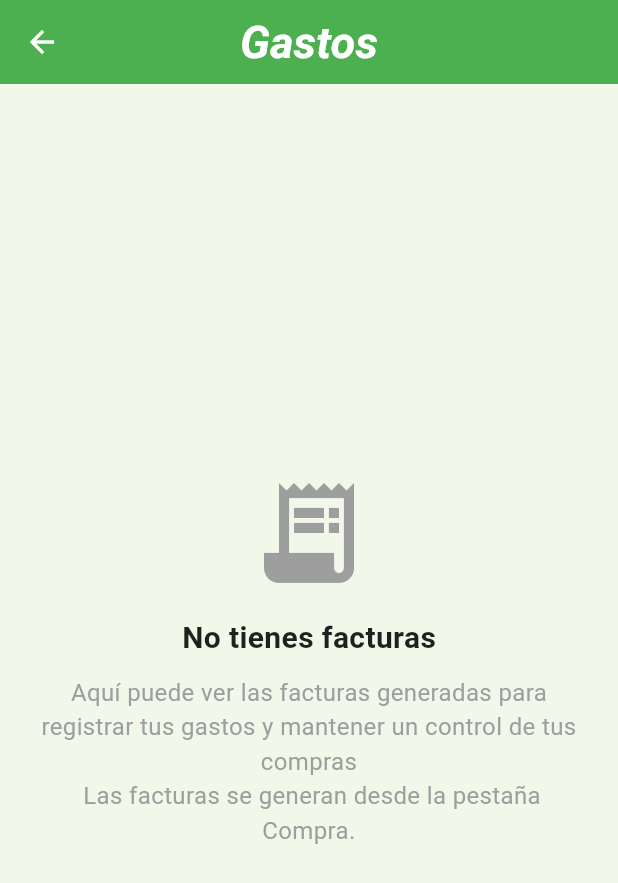
After one commit to DanielPiana/Proyecto_Compras, a Flutter app: the Gastos screen opened directly, on a phone screen of 412 x 824 dp. The commit adds this screen. Shown: the top 883 px of the screen. Run offline on Flutter 3.47's test engine with Material 3 defaults, Android fonts, the phone set to English and light mode, and no system bars; our stand-ins replace awesome_snackbar_content, file_picker, flutter_dotenv, flutter_speed_dial, image_picker, share_plus and 2 more; accounts and stored records are empty.

Commit message:
PlaceHolders para Gastos y Recetas añadidos

```diff
--- a/lib/Providers/facturaProvider.dart
+++ b/lib/Providers/facturaProvider.dart
@@ -12,6 +12,9 @@ class FacturaProvider extends ChangeNotifier {
 
   List<FacturaModel> _facturas = [];
   List<FacturaModel> get facturas => _facturas;
+
+  bool _isLoading = false;
+  bool get isLoading => _isLoading;
 
   FacturaProvider(this.database, this.userId);
 
@@ -93,6 +96,9 @@ class FacturaProvider extends ChangeNotifier {
   /// - Convierte los resultados en una lista de [FacturaModel]
   /// - Notifica a los listeners para actualizar la UI
   Future<void> cargarFacturas() async {
+    _isLoading = true;
+    notifyListeners();
+
     try {
       final facturasData = await database
           .from('facturas')
@@ -104,6 +110,7 @@ class FacturaProvider extends ChangeNotifier {
 
       for (var factura in facturasData) {
         final idFactura = factura['id'];
+
         final productosData = await database
             .from('producto_factura')
             .select('cantidad, preciounidad, productos(nombre)')
@@ -125,9 +132,11 @@ class FacturaProvider extends ChangeNotifier {
       }
 
       _facturas = cargadas;
-      notifyListeners();
     } catch (e) {
       debugPrint('Error al cargar facturas: $e');
+    } finally {
+      _isLoading = false;
+      notifyListeners();
     }
   }
 
--- a/lib/View/gastos.dart
+++ b/lib/View/gastos.dart
@@ -3,6 +3,7 @@ import 'package:provider/provider.dart';
 import 'package:supabase_flutter/supabase_flutter.dart';
 import '../Providers/facturaProvider.dart';
 import '../Providers/userProvider.dart';
+import '../Widgets/PlaceHolderFacturas.dart';
 import '../Widgets/awesomeSnackbar.dart';
 import '../l10n/app_localizations.dart';
 import 'package:awesome_snackbar_content/awesome_snackbar_content.dart' as asc;
@@ -93,6 +94,7 @@ class GastosState extends State<Gastos> {
   @override
   Widget build(BuildContext context) {
     final facturas = context.watch<FacturaProvider>().facturas;
+    final providerFactura = context.watch<FacturaProvider>();
     return Scaffold(
       // ---------- APP BAR ----------
       appBar: AppBar(
@@ -108,8 +110,10 @@ class GastosState extends State<Gastos> {
       ),
 
       // ---------- BODY ----------
-      body: facturas.isEmpty
+      body: providerFactura.isLoading
           ? const Center(child: CircularProgressIndicator())
+          : providerFactura.facturas.isEmpty
+          ? const PlaceholderFacturas()
           : ListView.builder(
         itemCount: facturas.length,
         itemBuilder: (context, index) {
--- a/lib/Widgets/PlaceHolderCompra.dart
+++ b/lib/Widgets/PlaceHolderCompra.dart
@@ -14,7 +14,7 @@ class PlaceholderCompra extends StatelessWidget {
             child: Column(
               mainAxisAlignment: MainAxisAlignment.center,
               children: [
-                const Icon(Icons.shopping_cart, size: 80, color: Colors.grey),
+                const Icon(Icons.shopping_cart, size: 60, color: Colors.grey),
                 const SizedBox(height: 16),
                 Text(
                   AppLocalizations.of(context)!.shopping_placeholder_title,
@@ -37,8 +37,7 @@ class PlaceholderCompra extends StatelessWidget {
           ),
         ),
         Positioned(
-          top: 16,
-          right: 8,
+          right: -10,
           child: IgnorePointer(
             ignoring: true,
             child: FloatingActionButton.extended(
--- /dev/null
+++ b/lib/Widgets/PlaceHolderFacturas.dart
@@ -0,0 +1,37 @@
+import 'package:flutter/material.dart';
+import '../l10n/app_localizations.dart';
+
+class PlaceholderFacturas extends StatelessWidget {
+  const PlaceholderFacturas({super.key});
+
+  @override
+  Widget build(BuildContext context) {
+    return Stack(
+      children: [
+        Center(
+          child: Padding(
+            padding: const EdgeInsets.all(24),
+            child: Column(
+              mainAxisAlignment: MainAxisAlignment.center,
+              children: [
+                const Icon(Icons.receipt_long, size: 80, color: Colors.grey),
+                const SizedBox(height: 16),
+                Text(
+                  AppLocalizations.of(context)!.receipt_placeholder_title,
+                  style: const TextStyle(
+                      fontSize: 20, fontWeight: FontWeight.bold),
+                ),
+                const SizedBox(height: 10),
+                Text(
+                  AppLocalizations.of(context)!.receipt_placeholder_body,
+                  textAlign: TextAlign.center,
+                  style: const TextStyle(fontSize: 16, color: Colors.grey),
+                ),
+              ],
+            ),
+          ),
+        ),
+      ],
+    );
+  }
+}
--- a/lib/l10n/app_es.arb
+++ b/lib/l10n/app_es.arb
@@ -129,5 +129,10 @@
    "add_product_placeholder_bottom" : "Añade un producto",
    "shopping_placeholder_title" : "No tienes productos",
    "shopping_placeholder_body" : "Aquí puedes gestionar tu lista de la compra, organizada por supermercado. Marca o desmarca productos, ajusta las cantidades, genera una factura o comparte la lista.\n\nLos productos se añaden desde la pestaña de productos, usando el icono + de cada uno.",
-   "shopping_placeholder_top" : "Crea una factura o comparte"
+   "shopping_placeholder_top" : "Crea una factura o comparte la lista",
+   "receipt_placeholder_title": "No tienes facturas",
+   "receipt_placeholder_body": "Aquí puede ver las facturas generadas para registrar tus gastos y mantener un control de tus compras\n Las facturas se generan desde la pestaña Compra.",
+   "recipe_placeholder_title": "No tienes recetas",
+   "recipe_placeholder_body": "Aquí puedes gestionar tus recetas: añadir, editar, eliminar o compartir, con pasos personalizados e ingredientes",
+   "recipe_placeholder_top": "Crea tu primera receta"
    }
--- a/lib/l10n/app_localizations.dart
+++ b/lib/l10n/app_localizations.dart
@@ -875,8 +875,38 @@ abstract class AppLocalizations {
   /// No description provided for @shopping_placeholder_top.
   ///
   /// In es, this message translates to:
-  /// **'Crea una factura o comparte'**
+  /// **'Crea una factura o comparte la lista'**
   String get shopping_placeholder_top;
+
+  /// No description provided for @receipt_placeholder_title.
+  ///
+  /// In es, this message translates to:
+  /// **'No tienes facturas'**
+  String get receipt_placeholder_title;
+
+  /// No description provided for @receipt_placeholder_body.
+  ///
+  /// In es, this message translates to:
+  /// **'Aquí puede ver las facturas generadas para registrar tus gastos y mantener un control de tus compras\n Las facturas se generan desde la pestaña Compra.'**
+  String get receipt_placeholder_body;
+
+  /// No description provided for @recipe_placeholder_title.
+  ///
+  /// In es, this message translates to:
+  /// **'No tienes recetas'**
+  String get recipe_placeholder_title;
+
+  /// No description provided for @recipe_placeholder_body.
+  ///
+  /// In es, this message translates to:
+  /// **'Aquí puedes gestionar tus recetas: añadir, editar, eliminar o compartir, con pasos personalizados e ingredientes'**
+  String get recipe_placeholder_body;
+
+  /// No description provided for @recipe_placeholder_top.
+  ///
+  /// In es, this message translates to:
+  /// **'Crea tu primera receta'**
+  String get recipe_placeholder_top;
 }
 
 class _AppLocalizationsDelegate
--- a/lib/l10n/app_localizations_es.dart
+++ b/lib/l10n/app_localizations_es.dart
@@ -410,5 +410,22 @@ class AppLocalizationsEs extends AppLocalizations {
       'Aquí puedes gestionar tu lista de la compra, organizada por supermercado. Marca o desmarca productos, ajusta las cantidades, genera una factura o comparte la lista.\n\nLos productos se añaden desde la pestaña de productos, usando el icono + de cada uno.';
 
   @override
-  String get shopping_placeholder_top => 'Crea una factura o comparte';
+  String get shopping_placeholder_top => 'Crea una factura o comparte la lista';
+
+  @override
+  String get receipt_placeholder_title => 'No tienes facturas';
+
+  @override
+  String get receipt_placeholder_body =>
+      'Aquí puede ver las facturas generadas para registrar tus gastos y mantener un control de tus compras\n Las facturas se generan desde la pestaña Compra.';
+
+  @override
+  String get recipe_placeholder_title => 'No tienes recetas';
+
+  @override
+  String get recipe_placeholder_body =>
+      'Aquí puedes gestionar tus recetas: añadir, editar, eliminar o compartir, con pasos personalizados e ingredientes';
+
+  @override
+  String get recipe_placeholder_top => 'Crea tu primera receta';
 }
```
Also changed, not shown: lib/Providers/recetaProvider.dart (+10 -2 lines), lib/View/recetas.dart (+11 -10 lines), lib/Widgets/PlaceHolderRecetas.dart (renamed from lib/Widgets/PlaceHolderProductos.dart, +10 -10 lines), lib/l10n/app_en.arb (+7 -2 lines), lib/l10n/app_localizations_en.dart (+19 -2 lines).
